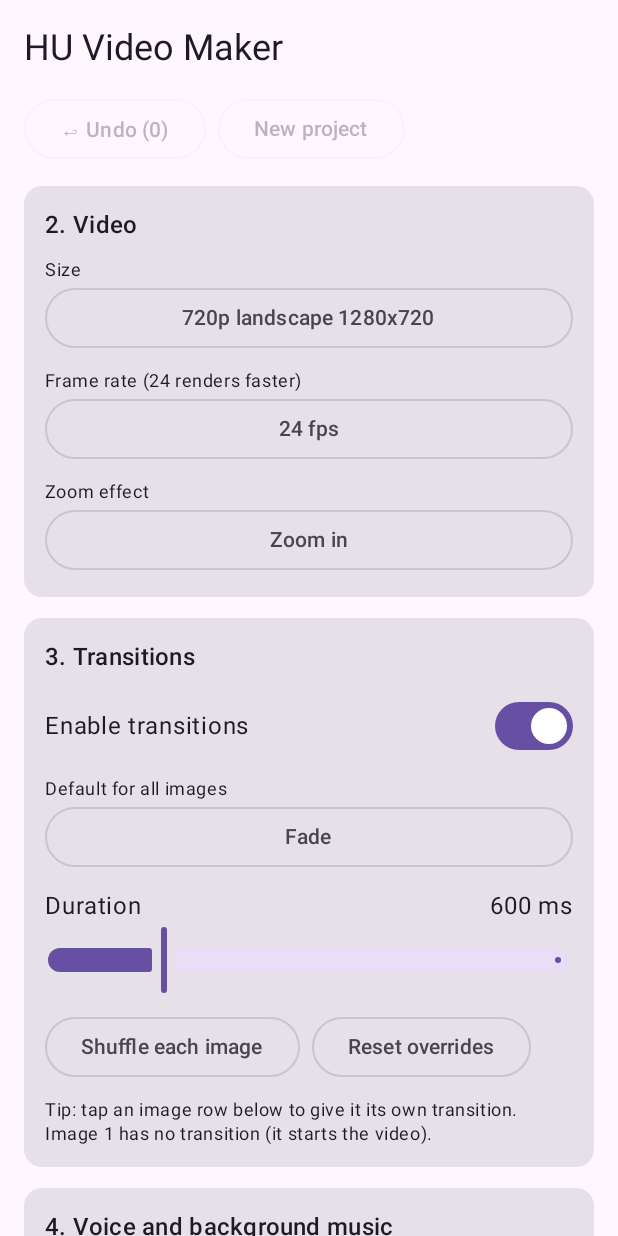
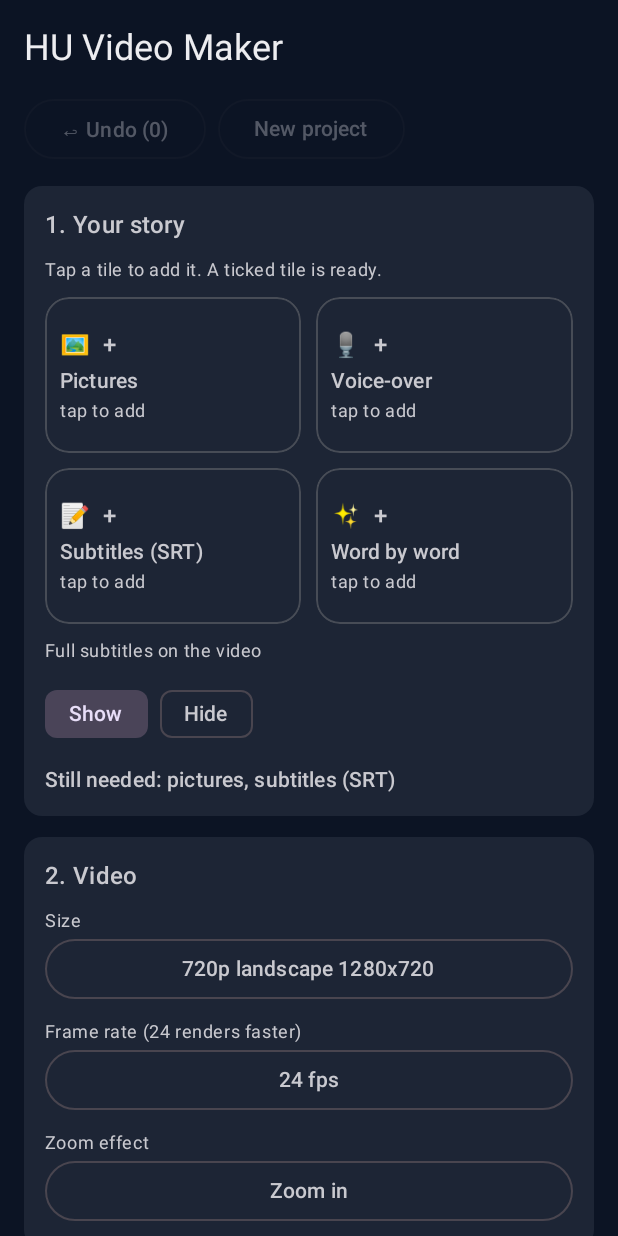
Before and after one commit to abismail839-lgtm/srt-video-generator-plus, an Android app built with Jetpack Compose: the screen it shows after launch (MainActivity), on a phone screen of 412 x 824 dp. Run offline under Robolectric (Android 15) with nearby library versions, the phone set to English and light mode, and no system bars.

Commit message:
Update 5.4: new section 1, app colours

```diff
--- a/app/build.gradle.kts
+++ b/app/build.gradle.kts
@@ -14,8 +14,8 @@ android {
         applicationId = "com.abulolo.srtvideogenerator"
         minSdk = 29
         targetSdk = 35
-        versionCode = 11
-        versionName = "5.3"
+        versionCode = 12
+        versionName = "5.4"
     }
 
     // Fixed signing key kept in the repo, so every build is signed the same way
--- /dev/null
+++ b/app/src/main/java/com/abulolo/srtvideogenerator/AppTheme.kt
@@ -0,0 +1,81 @@
+package com.abulolo.srtvideogenerator
+
+import android.content.Context
+import androidx.compose.material3.ColorScheme
+import androidx.compose.material3.darkColorScheme
+import androidx.compose.material3.lightColorScheme
+import androidx.compose.runtime.getValue
+import androidx.compose.runtime.mutableIntStateOf
+import androidx.compose.runtime.setValue
+import androidx.compose.ui.graphics.Color
+import androidx.compose.ui.graphics.lerp
+
+/** Colours of the app itself (not the icon). Chosen in the "App colours" section and remembered. */
+object AppTheme {
+    class Choice(val name: String, val color: Color)
+
+    val accents = listOf(
+        Choice("Blue", Color(0xFF3D8BFF)),
+        Choice("Sky", Color(0xFF38C6F4)),
+        Choice("Teal", Color(0xFF1FBFA8)),
+        Choice("Green", Color(0xFF4CCB6A)),
+        Choice("Gold", Color(0xFFF2B632)),
+        Choice("Orange", Color(0xFFFF8A3D)),
+        Choice("Red", Color(0xFFF0524F)),
+        Choice("Pink", Color(0xFFF06EAA)),
+        Choice("Purple", Color(0xFFA77BFF))
+    )
+
+    /** Last one is the light theme (white background). */
+    val backgrounds = listOf(
+        Choice("Black", Color(0xFF0B0B0D)),
+        Choice("Dark grey", Color(0xFF1E1F22)),
+        Choice("Navy", Color(0xFF0C1424)),
+        Choice("Forest", Color(0xFF0D1A14)),
+        Choice("Wine", Color(0xFF1C0F16)),
+        Choice("Brown", Color(0xFF1D150F)),
+        Choice("Light", Color(0xFFF6F6F8))
+    )
+
+    var accentIndex by mutableIntStateOf(0)
+    var backgroundIndex by mutableIntStateOf(2)
+
+    fun load(context: Context) {
+        val p = context.getSharedPreferences("theme", Context.MODE_PRIVATE)
+        accentIndex = p.getInt("accent", 0).coerceIn(0, accents.lastIndex)
+        backgroundIndex = p.getInt("background", 2).coerceIn(0, backgrounds.lastIndex)
+    }
+
+    fun save(context: Context) {
+        context.getSharedPreferences("theme", Context.MODE_PRIVATE).edit()
+            .putInt("accent", accentIndex).putInt("background", backgroundIndex).apply()
+    }
+
+    fun scheme(): ColorScheme {
+        val accent = accents[accentIndex].color
+        val bg = backgrounds[backgroundIndex].color
+        val light = backgroundIndex == backgrounds.lastIndex
+        return if (light) {
+            lightColorScheme(
+                primary = lerp(accent, Color.Black, 0.2f), onPrimary = Color.White,
+                secondary = accent, background = bg, surface = bg, onSurface = Color(0xFF1A1A1C),
+                onBackground = Color(0xFF1A1A1C), surfaceVariant = Color(0xFFE6E6EB),
+                surfaceContainerHighest = Color(0xFFE9E9EE), surfaceContainerHigh = Color(0xFFEDEDF1),
+                surfaceContainer = Color(0xFFF0F0F4), surfaceContainerLow = Color(0xFFF3F3F6),
+                primaryContainer = lerp(accent, Color.White, 0.7f), onPrimaryContainer = Color(0xFF1A1A1C)
+            )
+        } else {
+            val card = lerp(bg, Color.White, 0.09f)
+            darkColorScheme(
+                primary = accent, onPrimary = Color(0xFF0B0B0D),
+                secondary = accent, background = bg, surface = bg,
+                onSurface = Color(0xFFEDEDF0), onBackground = Color(0xFFEDEDF0),
+                surfaceVariant = card, onSurfaceVariant = Color(0xFFC9C9CF),
+                surfaceContainerHighest = card, surfaceContainerHigh = lerp(bg, Color.White, 0.075f),
+                surfaceContainer = lerp(bg, Color.White, 0.06f), surfaceContainerLow = lerp(bg, Color.White, 0.04f),
+                primaryContainer = lerp(bg, accent, 0.35f), onPrimaryContainer = Color.White,
+                outline = lerp(bg, Color.White, 0.4f)
+            )
+        }
+    }
+}
--- a/app/src/main/java/com/abulolo/srtvideogenerator/MainActivity.kt
+++ b/app/src/main/java/com/abulolo/srtvideogenerator/MainActivity.kt
@@ -16,8 +16,9 @@ class MainActivity : ComponentActivity() {
 
     override fun onCreate(savedInstanceState: Bundle?) {
         super.onCreate(savedInstanceState)
+        AppTheme.load(this)
         setContent {
-            MaterialTheme(colorScheme = if (isSystemInDarkTheme()) darkColorScheme() else lightColorScheme()) {
+            MaterialTheme(colorScheme = AppTheme.scheme()) {
                 Surface { SrtVideoGeneratorScreen(vm) }
             }
         }
--- a/app/src/main/java/com/abulolo/srtvideogenerator/ui/MainScreen.kt
+++ b/app/src/main/java/com/abulolo/srtvideogenerator/ui/MainScreen.kt
@@ -32,6 +32,7 @@ import androidx.compose.foundation.layout.Row
 import androidx.compose.foundation.layout.aspectRatio
 import androidx.compose.foundation.layout.fillMaxSize
 import androidx.compose.foundation.layout.fillMaxWidth
+import androidx.compose.foundation.layout.height
 import androidx.compose.foundation.layout.padding
 import androidx.compose.foundation.layout.size
 import androidx.compose.foundation.layout.statusBarsPadding
@@ -68,6 +69,8 @@ import androidx.compose.ui.unit.dp
 import androidx.compose.ui.viewinterop.AndroidView
 import androidx.core.content.ContextCompat
 import com.abulolo.srtvideogenerator.AmbienceSettings
+import com.abulolo.srtvideogenerator.AppTheme
+import androidx.compose.foundation.shape.CircleShape
 import com.abulolo.srtvideogenerator.AmbienceType
 import com.abulolo.srtvideogenerator.AudioSettings
 import com.abulolo.srtvideogenerator.displayName
@@ -174,7 +177,52 @@ fun SrtVideoGeneratorScreen(vm: MainViewModel) {
             }
         }
 
-        // Section 1 (files) intentionally removed - to be rebuilt as a new section.
+        // ---------------- 1. your story (own design: tiles) ----------------
+        item {
+            var pickPictures by remember { mutableStateOf(false) }
+            Section("1. Your story") {
+                Text("Tap a tile to add it. A ticked tile is ready.", style = MaterialTheme.typography.bodySmall)
+                Row(horizontalArrangement = Arrangement.spacedBy(10.dp)) {
+                    StoryTile("🖼", "Pictures", if (s.images.isEmpty()) null else (s.imageSource ?: "${s.images.size} scenes"),
+                        Modifier.weight(1f), { pickPictures = true }, null)
+                    StoryTile("🎙", "Voice-over", s.voiceName, Modifier.weight(1f),
+                        { audioPicker.launch(arrayOf("audio/*")) }, if (s.audio.voiceUri != null) ({ vm.setVoice(null) }) else null)
+                }
+                Row(horizontalArrangement = Arrangement.spacedBy(10.dp)) {
+                    StoryTile("📝", "Subtitles (SRT)", s.srtName, Modifier.weight(1f),
+                        { srtPicker.launch(arrayOf("*/*")) }, if (s.srtUri != null) ({ vm.setSrt(null) }) else null)
+                    StoryTile("✨", "Word by word", s.wordSrtName, Modifier.weight(1f),
+                        { wordPicker.launch(arrayOf("*/*")) }, if (s.wordSrtUri != null) ({ vm.setWordSrt(null) }) else null)
+                }
+                Text("Full subtitles on the video", style = MaterialTheme.typography.bodySmall)
+                Row(horizontalArrangement = Arrangement.spacedBy(8.dp)) {
+                    androidx.compose.material3.FilterChip(selected = s.showSubtitles, onClick = { vm.setShowSubtitles(true) }, label = { Text("Show") })
+                    androidx.compose.material3.FilterChip(selected = !s.showSubtitles, onClick = { vm.setShowSubtitles(false) }, label = { Text("Hide") })
+                }
+                val missing = buildList {
+                    if (s.images.isEmpty()) add("pictures")
+                    if (s.srtUri == null) add("subtitles (SRT)")
+                }
+                Text(
+                    if (missing.isEmpty()) "✓ Ready to render" else "Still needed: " + missing.joinToString(", "),
+                    style = MaterialTheme.typography.titleSmall,
+                    color = if (missing.isEmpty()) MaterialTheme.colorScheme.primary else MaterialTheme.colorScheme.onSurfaceVariant
+                )
+            }
+            if (pickPictures) {
+                AlertDialog(
+                    onDismissRequest = { pickPictures = false },
+                    title = { Text("Add pictures") },
+                    text = { Text("Pick single pictures and clips, or a whole folder (loaded in name order).") },
+                    confirmButton = {
+                        TextButton(onClick = { pickPictures = false; imagePicker.launch(arrayOf("image/*", "video/*")) }) { Text("Pick pictures") }
+                    },
+                    dismissButton = {
+                        TextButton(onClick = { pickPictures = false; folderPicker.launch(null) }) { Text("Pick a folder") }
+                    }
+                )
+            }
+        }
 
         // ---------------- video ----------------
         item {
@@ -348,6 +396,24 @@ fun SrtVideoGeneratorScreen(vm: MainViewModel) {
                     OutlinedButton(onClick = { backupOpener.launch(arrayOf("*/*")) }, modifier = Modifier.weight(1f)) { Text("Restore backup") }
                 }
                 s.notice?.let { Text(it, style = MaterialTheme.typography.bodySmall) }
+            }
+        }
+
+        // ---------------- app colours ----------------
+        item {
+            Section("10. App colours") {
+                Text("Accent colour (buttons, sliders, highlights)", style = MaterialTheme.typography.bodySmall)
+                androidx.compose.foundation.lazy.LazyRow(horizontalArrangement = Arrangement.spacedBy(10.dp)) {
+                    itemsIndexed(AppTheme.accents) { i, c ->
+                        ColourDot(c.color, AppTheme.accentIndex == i) { AppTheme.accentIndex = i; AppTheme.save(ctx) }
+                    }
+                }
+                Text("Background", style = MaterialTheme.typography.bodySmall)
+                androidx.compose.foundation.lazy.LazyRow(horizontalArrangement = Arrangement.spacedBy(10.dp)) {
+                    itemsIndexed(AppTheme.backgrounds) { i, c ->
+                        ColourDot(c.color, AppTheme.backgroundIndex == i) { AppTheme.backgroundIndex = i; AppTheme.save(ctx) }
+                    }
+                }
             }
         }
 
@@ -951,3 +1017,32 @@ private fun PopDialog(vm: MainViewModel, scene: Int, initial: PopItem, onClose:
         }
     )
 }
+
+@Composable
+private fun ColourDot(color: Color, selected: Boolean, onClick: () -> Unit) {
+    Box(
+        Modifier.size(40.dp).clip(CircleShape).background(color)
+            .border(if (selected) 3.dp else 1.dp, if (selected) MaterialTheme.colorScheme.onSurface else Color(0x66888888), CircleShape)
+            .clickable(onClick = onClick)
+    )
+}
+
+@Composable
+private fun StoryTile(icon: String, title: String, value: String?, modifier: Modifier, onTap: () -> Unit, onClear: (() -> Unit)?) {
+    val filled = value != null
+    val line = if (filled) MaterialTheme.colorScheme.primary else Color(0x66888888)
+    Box(
+        modifier.height(104.dp).clip(RoundedCornerShape(16.dp))
+            .border(if (filled) 2.dp else 1.dp, line, RoundedCornerShape(16.dp))
+            .clickable(onClick = onTap).padding(10.dp)
+    ) {
+        Column(Modifier.align(Alignment.CenterStart), verticalArrangement = Arrangement.spacedBy(2.dp)) {
+            Text(if (filled) "$icon  ✓" else "$icon  +", style = MaterialTheme.typography.titleMedium)
+            Text(title, style = MaterialTheme.typography.titleSmall)
+            Text(value ?: "tap to add", style = MaterialTheme.typography.bodySmall, maxLines = 1)
+        }
+        if (onClear != null) {
+            Text("✕", Modifier.align(Alignment.TopEnd).clickable(onClick = onClear).padding(4.dp), style = MaterialTheme.typography.titleMedium)
+        }
+    }
+}
```
Also changed, not shown: 1 other file.
